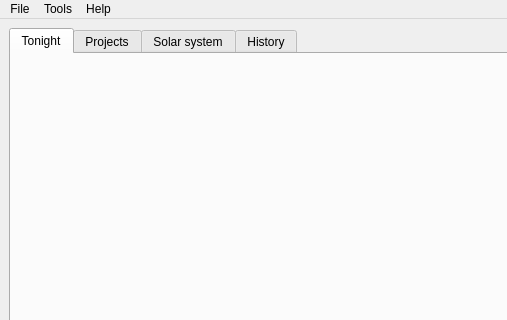
The window that nightscribe/gui/ui/main_window.ui (irydeo/nightscribe) describes before a commit, drawn with Qt 5; both pictures show x 0 to 507 and y 0 to 320 of the 1200 by 800 pixel window.
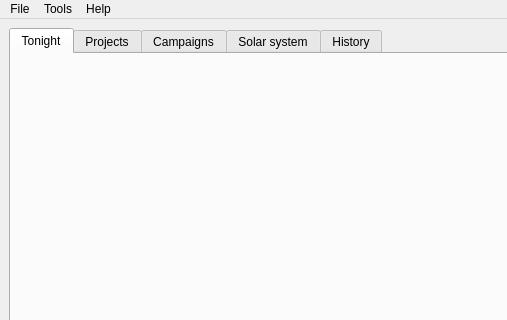
The same window after the commit.

Commit message: Gui: Campaigns tab — skeleton, fifth tab, campaign list with health summary (UX, subplan UA.2)

What changed in the file:
```diff
--- a/nightscribe/gui/ui/main_window.ui
+++ b/nightscribe/gui/ui/main_window.ui
@@ -19,6 +19,9 @@
       <widget class="QWidget" name="tab_projects">
        <attribute name="title"><string>Projects</string></attribute>
       </widget>
+      <widget class="QWidget" name="tab_campaigns">
+       <attribute name="title"><string>Campaigns</string></attribute>
+      </widget>
       <widget class="QWidget" name="tab_solar">
        <attribute name="title"><string>Solar system</string></attribute>
       </widget>
```
The commit also changes 9 other files.
